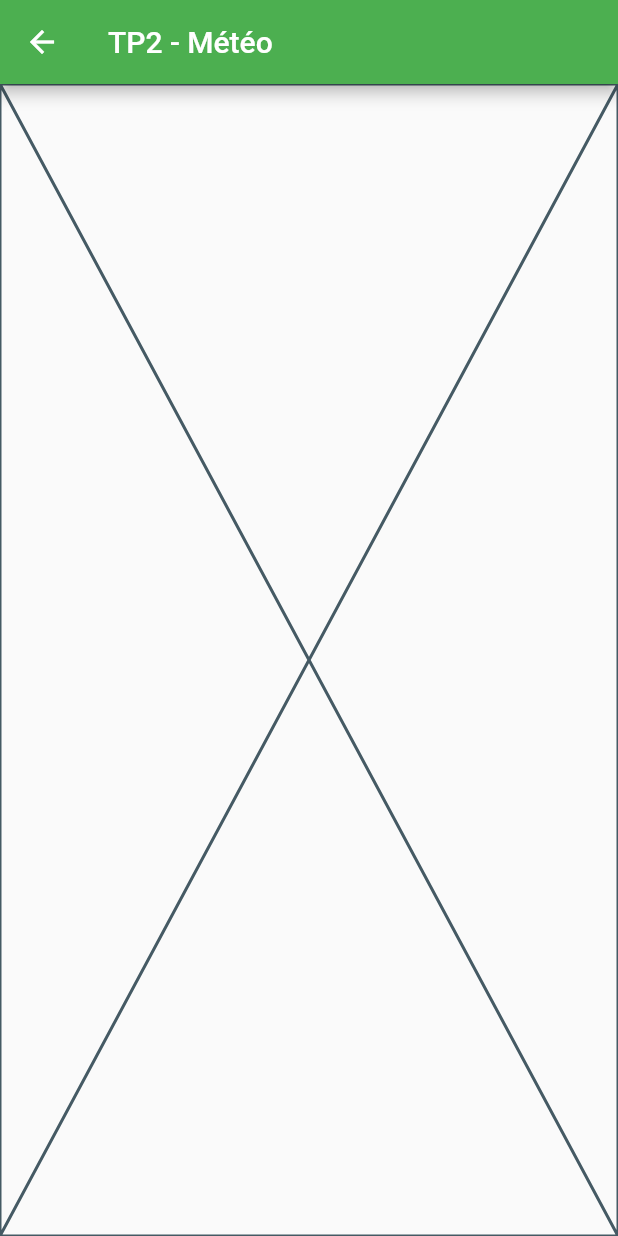
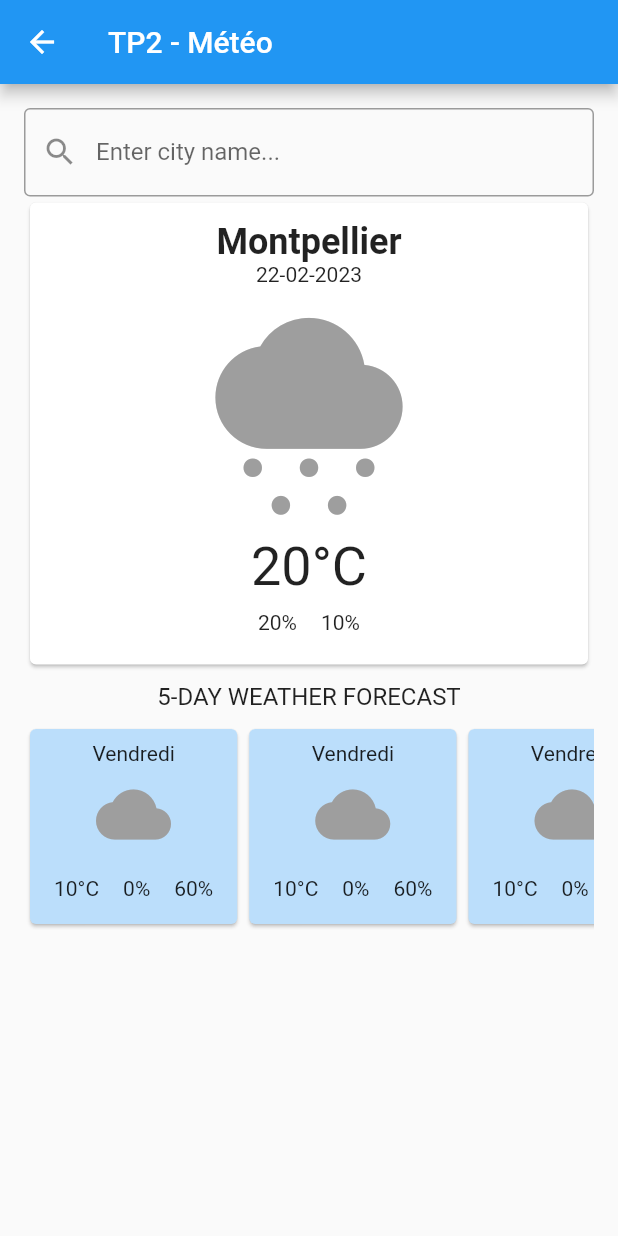
Before and after one commit to engel-arthur/flutter-tp2-gestion-state, a Flutter app: the MeteoPage screen opened by its route, on a phone screen of 412 x 824 dp. Run offline on Flutter 3.47's test engine with Material 2 defaults, Android fonts, the light colour scheme and no system bars; our stand-ins replace flutter_bloc.

Commit message:
Interface météo et get api

```diff
--- a/lib/meteo.dart
+++ /dev/null
@@ -1,13 +0,0 @@
-import 'package:flutter/material.dart';
-
-class MeteoPage extends StatelessWidget {
-  const MeteoPage({Key? key}) : super(key: key);
-
-  @override
-  Widget build(BuildContext context) {
-    return Scaffold(
-      appBar: AppBar(title: const Text("TP2 - Météo")),
-      body: const Placeholder(),
-    );
-  }
-}
--- /dev/null
+++ b/lib/meteo/data/repositories/weather_repository.dart
@@ -0,0 +1,25 @@
+import 'dart:convert';
+
+import 'package:http/http.dart';
+import 'package:tp2_gestion_state/meteo/data/models/weather_forecast_model.dart';
+
+import '../../util.dart';
+
+class WeatherRepository {
+  Future<WeatherForecastModel> getWeatherForecast(
+      {required String cityName}) async {
+    var finalUrl =
+        "https://api.openweathermap.org/data/2.5/forecast?q=$cityName&appid=${Util.appId}";
+
+    final response = await get(Uri.parse(finalUrl));
+
+    print("url : ${Uri.encodeFull(finalUrl)}");
+
+    if (response.statusCode == 200) {
+      print("Weather data : ${response.body}");
+      return WeatherForecastModel.fromJson(json.decode(response.body));
+    } else {
+      throw Exception("Error getting weather forecast.");
+    }
+  }
+}
--- /dev/null
+++ b/lib/meteo/presentation/pages/meteo_page.dart
@@ -0,0 +1,32 @@
+import 'package:flutter/material.dart';
+import 'package:tp2_gestion_state/meteo/presentation/widgets/city_information.dart';
+import 'package:tp2_gestion_state/meteo/presentation/widgets/city_search_field.dart';
+import 'package:tp2_gestion_state/meteo/presentation/widgets/weather_forecast_information.dart';
+
+class MeteoPage extends StatelessWidget {
+  const MeteoPage({Key? key}) : super(key: key);
+
+  @override
+  Widget build(BuildContext context) {
+    return Scaffold(
+      appBar: AppBar(title: const Text("TP2 - Météo")),
+      body: Padding(
+        padding: const EdgeInsets.all(16.0),
+        child: Column(
+          children: const [
+            CitySearchField(),
+            CityInformation(
+              cityName: 'Montpellier',
+              date: '22-02-2023',
+              humidity: '10%',
+              precipitation: '20%',
+              temperature: '20°C',
+              weatherDescription: 'Snow',
+            ),
+            WeatherForecastInformation()
+          ],
+        ),
+      ),
+    );
+  }
+}
--- /dev/null
+++ b/lib/meteo/presentation/widgets/city_information.dart
@@ -0,0 +1,59 @@
+import 'package:flutter/material.dart';
+import 'package:tp2_gestion_state/meteo/presentation/widgets/city_information_widgets/weather_icon.dart';
+import 'package:tp2_gestion_state/meteo/presentation/widgets/widget_utils/regular_text.dart';
+import 'package:tp2_gestion_state/meteo/presentation/widgets/widget_utils/main_text.dart';
+import 'package:tp2_gestion_state/meteo/presentation/widgets/widget_utils/secondary_text.dart';
+
+class CityInformation extends StatelessWidget {
+  final String cityName;
+  final String date;
+  final String weatherDescription;
+  final String temperature;
+  final String precipitation;
+  final String humidity;
+
+  const CityInformation(
+      {super.key,
+      required this.cityName,
+      required this.date,
+      required this.weatherDescription,
+      required this.temperature,
+      required this.precipitation,
+      required this.humidity});
+
+  @override
+  Widget build(BuildContext context) {
+    return Card(
+      child: Padding(
+        padding: const EdgeInsets.all(12.0),
+        child: Column(
+          children: [
+            MainText(text: cityName),
+            RegularText(text: date),
+            Padding(
+              padding: const EdgeInsets.all(8.0),
+              child: WeatherIcon(
+                  weatherDescription: weatherDescription, size: 150),
+            ),
+            SecondaryText(text: temperature),
+            Center(
+              child: Row(
+                mainAxisSize: MainAxisSize.min,
+                children: [
+                  Padding(
+                    padding: const EdgeInsets.all(8.0),
+                    child: RegularText(text: precipitation),
+                  ),
+                  Padding(
+                    padding: const EdgeInsets.all(8.0),
+                    child: RegularText(text: humidity),
+                  ),
+                ],
+              ),
+            )
+          ],
+        ),
+      ),
+    );
+  }
+}
--- /dev/null
+++ b/lib/meteo/presentation/widgets/city_information_widgets/weather_icon.dart
@@ -0,0 +1,28 @@
+import 'package:flutter/material.dart';
+
+class WeatherIcon extends StatelessWidget {
+  final String weatherDescription;
+  final double size;
+
+  const WeatherIcon({
+    super.key,
+    required this.weatherDescription,
+    required this.size,
+  });
+
+  @override
+  Widget build(BuildContext context) {
+    switch (weatherDescription) {
+      case "Clear":
+        return Icon(Icons.sunny, color: Colors.yellow, size: size);
+      case "Clouds":
+        return Icon(Icons.cloud, color: Colors.grey, size: size);
+      case "Rain":
+        return Icon(Icons.water_drop, color: Colors.blue, size: size);
+      case "Snow":
+        return Icon(Icons.cloudy_snowing, color: Colors.grey, size: size);
+      default:
+        return Icon(Icons.sunny, color: Colors.yellow, size: size);
+    }
+  }
+}
--- /dev/null
+++ b/lib/meteo/presentation/widgets/city_search_field.dart
@@ -0,0 +1,14 @@
+import 'package:flutter/material.dart';
+
+class CitySearchField extends StatelessWidget {
+  const CitySearchField({super.key});
+
+  @override
+  Widget build(BuildContext context) {
+    return const TextField(
+        decoration: InputDecoration(
+            labelText: "Enter city name...",
+            border: OutlineInputBorder(),
+            prefixIcon: Icon(Icons.search)));
+  }
+}
--- /dev/null
+++ b/lib/meteo/presentation/widgets/weather_forecast_information.dart
@@ -0,0 +1,99 @@
+import 'package:flutter/cupertino.dart';
+import 'package:flutter/material.dart';
+import 'package:tp2_gestion_state/meteo/presentation/widgets/city_information_widgets/weather_icon.dart';
+import 'package:tp2_gestion_state/meteo/presentation/widgets/widget_utils/regular_text.dart';
+import 'package:tp2_gestion_state/meteo/presentation/widgets/widget_utils/tertiary_text.dart';
+
+class WeatherForecastInformation extends StatelessWidget {
+  const WeatherForecastInformation({super.key});
+
+  @override
+  Widget build(BuildContext context) {
+    return Column(
+      children: [
+        const Padding(
+          padding: EdgeInsets.all(8.0),
+          child: TertiaryText(text: "5-day weather forecast"),
+        ),
+        SingleChildScrollView(
+          scrollDirection: Axis.horizontal,
+          child: Row(
+            children: const [
+              WeatherForecastCard(
+                  date: "Vendredi",
+                  weatherDescription: "Clouds",
+                  temperature: "10°C",
+                  precipitation: "0%",
+                  humidity: "60%"),
+              WeatherForecastCard(
+                  date: "Vendredi",
+                  weatherDescription: "Clouds",
+                  temperature: "10°C",
+                  precipitation: "0%",
+                  humidity: "60%"),
+              WeatherForecastCard(
+                  date: "Vendredi",
+                  weatherDescription: "Clouds",
+                  temperature: "10°C",
+                  precipitation: "0%",
+                  humidity: "60%"),
+            ],
+          ),
+        )
+      ],
+    );
+  }
+}
+
+class WeatherForecastCard extends StatelessWidget {
+  final String date;
+  final String weatherDescription;
+  final String temperature;
+  final String precipitation;
+  final String humidity;
+
+  const WeatherForecastCard(
+      {super.key,
+      required this.date,
+      required this.weatherDescription,
+      required this.temperature,
+      required this.precipitation,
+      required this.humidity});
+
+  @override
+  Widget build(BuildContext context) {
+    return Card(
+      color: Theme.of(context).primaryColorLight,
+      child: Padding(
+        padding: const EdgeInsets.all(8.0),
+        child: Column(
+          children: [
+            RegularText(text: date),
+            Padding(
+              padding: const EdgeInsets.all(8.0),
+              child:
+                  WeatherIcon(weatherDescription: weatherDescription, size: 50),
+            ),
+            Row(
+              mainAxisSize: MainAxisSize.min,
+              children: [
+                Padding(
+                  padding: const EdgeInsets.all(8.0),
+                  child: RegularText(text: temperature),
+                ),
+                Padding(
+                  padding: const EdgeInsets.all(8.0),
+                  child: RegularText(text: precipitation),
+                ),
+                Padding(
+                  padding: const EdgeInsets.all(8.0),
+                  child: RegularText(text: humidity),
+                )
+              ],
+            )
+          ],
+        ),
+      ),
+    );
+  }
+}
--- /dev/null
+++ b/lib/meteo/presentation/widgets/widget_utils/main_text.dart
@@ -0,0 +1,15 @@
+import 'package:flutter/material.dart';
+
+class MainText extends StatelessWidget {
+  final String text;
+
+  const MainText({super.key, required this.text});
+
+  @override
+  Widget build(BuildContext context) {
+    return Text(
+      text,
+      style: const TextStyle(fontWeight: FontWeight.bold, fontSize: 24),
+    );
+  }
+}
--- /dev/null
+++ b/lib/meteo/presentation/widgets/widget_utils/regular_text.dart
@@ -0,0 +1,14 @@
+import 'package:flutter/material.dart';
+
+class RegularText extends StatelessWidget {
+  final String text;
+  const RegularText({super.key, required this.text});
+
+  @override
+  Widget build(BuildContext context) {
+    return Text(
+      text,
+      style: const TextStyle(fontSize: 14),
+    );
+  }
+}
--- /dev/null
+++ b/lib/meteo/presentation/widgets/widget_utils/secondary_text.dart
@@ -0,0 +1,15 @@
+import 'package:flutter/material.dart';
+
+class SecondaryText extends StatelessWidget {
+  final String text;
+
+  const SecondaryText({super.key, required this.text});
+
+  @override
+  Widget build(BuildContext context) {
+    return Text(
+      text,
+      style: const TextStyle(fontSize: 36),
+    );
+  }
+}
--- /dev/null
+++ b/lib/meteo/presentation/widgets/widget_utils/tertiary_text.dart
@@ -0,0 +1,15 @@
+import 'package:flutter/material.dart';
+
+class TertiaryText extends StatelessWidget {
+  final String text;
+
+  const TertiaryText({super.key, required this.text});
+
+  @override
+  Widget build(BuildContext context) {
+    return Text(
+      text.toUpperCase(),
+      style: const TextStyle(fontSize: 16),
+    );
+  }
+}
--- /dev/null
+++ b/lib/meteo/util.dart
@@ -0,0 +1,4 @@
+class Util {
+  //TODO mettre notre clé API
+  static String appId = "a04d4f3230f373b71e8237e6b76cfe26";
+}
--- a/pubspec.yaml
+++ b/pubspec.yaml
@@ -38,6 +38,8 @@ dependencies:
   cupertino_icons: ^1.0.2
   provider : ^6.0.1
   flutter_bloc: ^8.0.0
+  http: ^0.13.4
+  intl: ^0.17.0
 
 dev_dependencies:
   flutter_test:
```
Also changed, not shown: lib/main/main.dart (+7 -5 lines), lib/meteo/data/models/weather_forecast_model.dart (added, +318 -0 lines), pubspec.lock, 1 other file.
